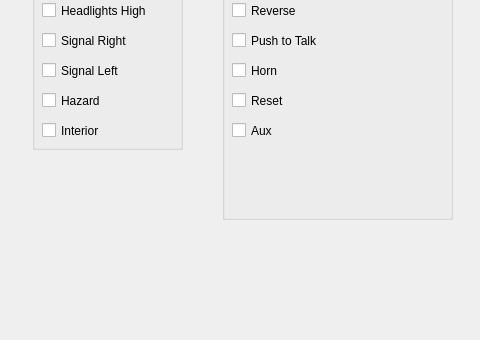
Qt form src/UILayer/Packet/DriverControlsTab.ui (UCSolarCarTeam/Epsilon-Telemetry-Test-Tool) before a commit; both pictures show x 228 to 708 and y 101 to 441 of the 708 by 441 pixel window.
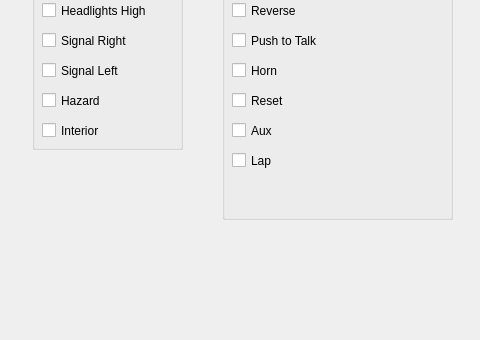
The same form after that commit.

Commit message: Add Lap Checkbox to Driver Controls

```diff
--- a/src/UILayer/Packet/DriverControlsTab.ui
+++ b/src/UILayer/Packet/DriverControlsTab.ui
@@ -129,6 +129,19 @@
      <string>Aux</string>
     </property>
    </widget>
+   <widget class="QCheckBox" name="lap">
+    <property name="geometry">
+     <rect>
+      <x>10</x>
+      <y>240</y>
+      <width>81</width>
+      <height>23</height>
+     </rect>
+    </property>
+    <property name="text">
+     <string>Lap</string>
+    </property>
+   </widget>
   </widget>
   <widget class="QLabel" name="label_85">
    <property name="geometry">
```
The commit also changes 5 other files.
